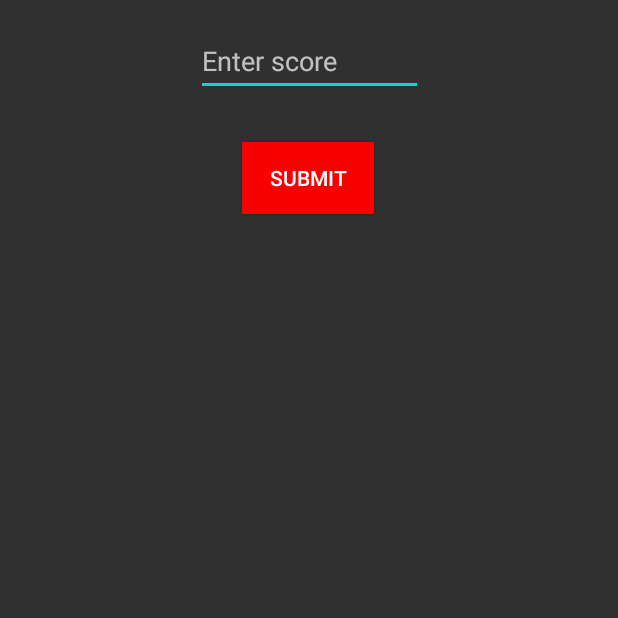
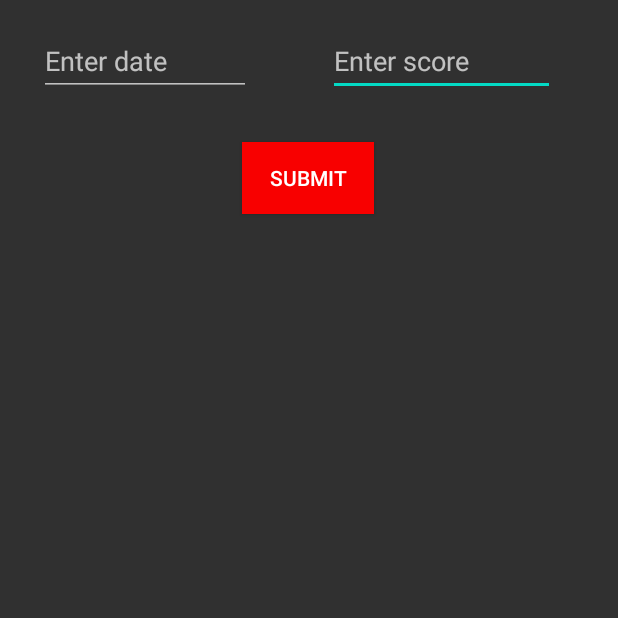
Before and after one commit to peters-ben/Tetris-Records, an Android app: the addViewActivity screen opened directly, with no data from a screen before it, on a phone screen of 412 x 824 dp, the top half of it. Run offline under Robolectric (Android 15) with nearby library versions, the light colour scheme and no system bars; 1 statement that could not run was skipped.

Commit message:
Date can now be entered alongside a score

```diff
--- a/app/src/main/java/com/example/tetrisrecords/addViewActivity.java
+++ b/app/src/main/java/com/example/tetrisrecords/addViewActivity.java
@@ -27,15 +27,19 @@ public class addViewActivity extends AppCompatActivity {
         final ArrayList<GameStat> games = new ArrayList<>();
         final ArrayList<TextView> scoreDisplays = new ArrayList<>();
         final EditText scoreEntry = findViewById(R.id.scoreEntry);
+        final EditText dateEntry = findViewById(R.id.dateEntry);
         submitBtn.setOnClickListener(new View.OnClickListener() {
             @Override
             public void onClick(View v) {
                 GameStat newGame = new GameStat();
                 newGame.setScore(Integer.parseInt(scoreEntry.getText().toString()));
+                newGame.setDate(dateEntry.getText().toString());
                 games.add(newGame);
                 scoreEntry.setText("");
+                dateEntry.setText("");
                 final TextView newTextView = new TextView(getApplicationContext());
-                newTextView.setText(Integer.toString(games.get(games.size() - 1).getScore()));
+                newTextView.setText(String.format(getResources().getString(R.string.display),
+                        games.get(games.size() - 1).getDate(), games.get(games.size() - 1).getScore()));
                 newTextView.setTextColor(Color.WHITE);
                 newTextView.setTextSize(40);
                 newTextView.setGravity(Gravity.CENTER);
--- a/app/src/main/res/layout/activity_add_view.xml
+++ b/app/src/main/res/layout/activity_add_view.xml
@@ -11,11 +11,12 @@
         android:layout_width="151dp"
         android:layout_height="46dp"
         android:ems="10"
+        android:hint="@string/score_entry"
         android:importantForAutofill="no"
-        android:hint="@string/score_entry"
         android:inputType="number"
         app:layout_constraintBottom_toBottomOf="parent"
         app:layout_constraintEnd_toEndOf="parent"
+        app:layout_constraintHorizontal_bias="0.838"
         app:layout_constraintStart_toStartOf="parent"
         app:layout_constraintTop_toTopOf="parent"
         app:layout_constraintVertical_bias="0.023" />
@@ -35,8 +36,9 @@
         app:layout_constraintVertical_bias="0.043" />
 
     <ScrollView
-        android:layout_width="411dp"
-        android:layout_height="527dp"
+        android:id="@+id/scrollView2"
+        android:layout_width="407dp"
+        android:layout_height="524dp"
         app:layout_constraintBottom_toBottomOf="parent"
         app:layout_constraintEnd_toEndOf="parent"
         app:layout_constraintHorizontal_bias="1.0"
@@ -48,9 +50,22 @@
             android:id="@+id/linearLayout"
             android:layout_width="match_parent"
             android:layout_height="wrap_content"
-            android:orientation="vertical">
-
-        </LinearLayout>
+            android:orientation="vertical"/>
     </ScrollView>
 
+    <EditText
+        android:id="@+id/dateEntry"
+        android:layout_width="141dp"
+        android:layout_height="46dp"
+        android:ems="10"
+        android:importantForAutofill="no"
+        android:inputType="date"
+        android:hint="@string/date_entry"
+        app:layout_constraintBottom_toBottomOf="parent"
+        app:layout_constraintEnd_toStartOf="@+id/scoreEntry"
+        app:layout_constraintHorizontal_bias="0.34"
+        app:layout_constraintStart_toStartOf="parent"
+        app:layout_constraintTop_toTopOf="parent"
+        app:layout_constraintVertical_bias="0.023" />
+
 </androidx.constraintlayout.widget.ConstraintLayout>
--- a/app/src/main/res/values/strings.xml
+++ b/app/src/main/res/values/strings.xml
@@ -4,5 +4,7 @@
     <string name="statsbtn">Overall Stats</string>
     <string name="score_entry">Enter score</string>
     <string name="submit_score_btn">Submit</string>
+    <string name="date_entry">Enter date</string>
     <string name="logodescription">Logo for the app menu</string>
+    <string name="display">%s %d</string>
 </resources>
```
